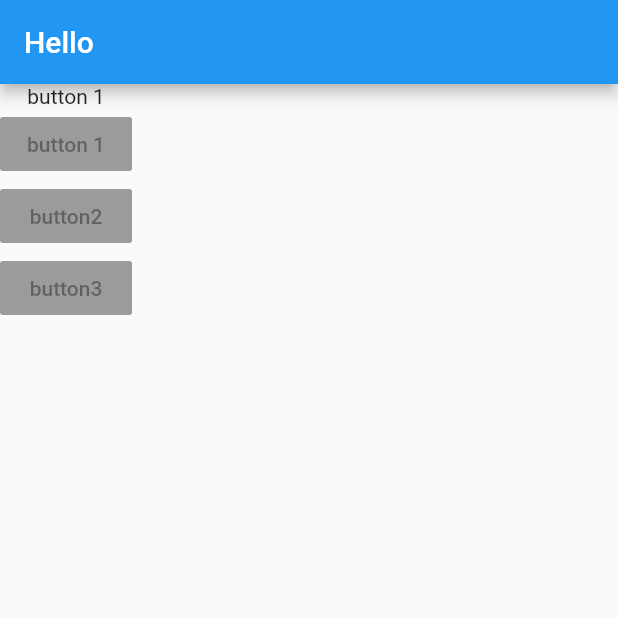
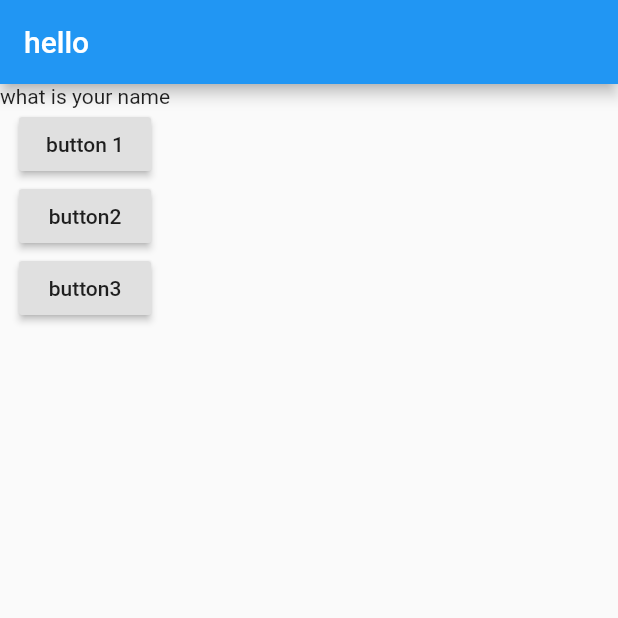
Before and after one commit to nahian0/Quiz_app, a Flutter app: the screen it shows after launch, on a phone screen of 412 x 824 dp, the top half of it. Run offline on Flutter 3.47's test engine with Material 2 defaults, Android fonts, the phone set to English and light mode, and no system bars.

Commit message:
added a new class

```diff
--- a/lib/main.dart
+++ b/lib/main.dart
@@ -1,37 +1,65 @@
+// ignore_for_file: deprecated_member_use, prefer_const_constructors
+
 import 'package:flutter/material.dart';
+import './question.dart';
 
 void main() {
-  runApp(const MyApp());
+  runApp( MyAppstatefull());
+}
+class MyAppstatefull extends StatefulWidget
+{
+  const MyAppstatefull({Key? key}) : super(key: key);
+
+  @override
+  State<StatefulWidget> createState() {
+    return MyApp();
+  }
 }
 
-class MyApp extends StatelessWidget {
-  const MyApp({Key? key}) : super(key: key);
+class MyApp extends State<MyAppstatefull> {
+
+ // ignore: prefer_final_fields
+ var _questions=[
+   "what is your name",
+   "what is your age"
+ ];
+ var _questionIndex=0;
+  void answerQuestion()
+  {
+    setState(() {
+      _questionIndex+=1;
+    });
+
+  }
 
   @override
   Widget build(BuildContext context) {
     return MaterialApp(
       home: Scaffold(
         appBar: AppBar(
-            title: const Text("Hello"),
+          title: Text("hello"),
         ),
         // ignore: prefer_const_literals_to_create_immutables
         body: Column(
+          // ignore: prefer_const_literals_to_create_immutables
           children: [
-              const Text("button 1"),
+            Question(_questions[_questionIndex]),
             RaisedButton(
-                onPressed: null,
-                child: Text("button 1"),
+              onPressed: answerQuestion,
+              child: const Text("button 1"),
             ),
               RaisedButton(
-                onPressed: null,
-                child: Text("button2"),
+              onPressed: answerQuestion,
+              // ignore: unnecessary_const
+              child: const Text("button2"),
             ),
              RaisedButton(
-                onPressed: null,
-                child: Text("button3"),
+              onPressed: answerQuestion,
+              child: const Text("button3"),
             ),
           ],
-          )),
+        ),
+      ),
     );
   }
 }
--- /dev/null
+++ b/lib/question.dart
@@ -0,0 +1,13 @@
+import 'package:flutter/material.dart';
+// ignore: must_be_immutable
+class Question extends StatelessWidget {
+
+  final String questiontext;
+  Question(this.questiontext);
+
+  // ignore: empty_constructor_bodies
+  @override
+  Widget build(BuildContext context) {
+    return Text(questiontext);
+  }
+}
```
Lines whose indentation alone changed are shown as unchanged.
